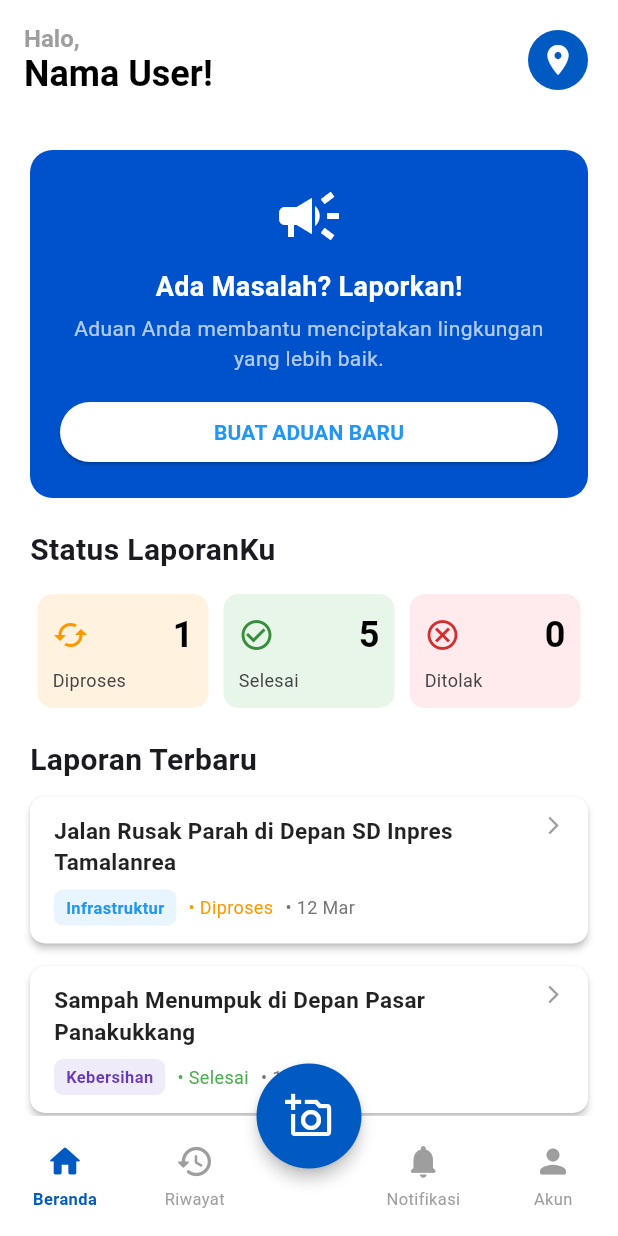
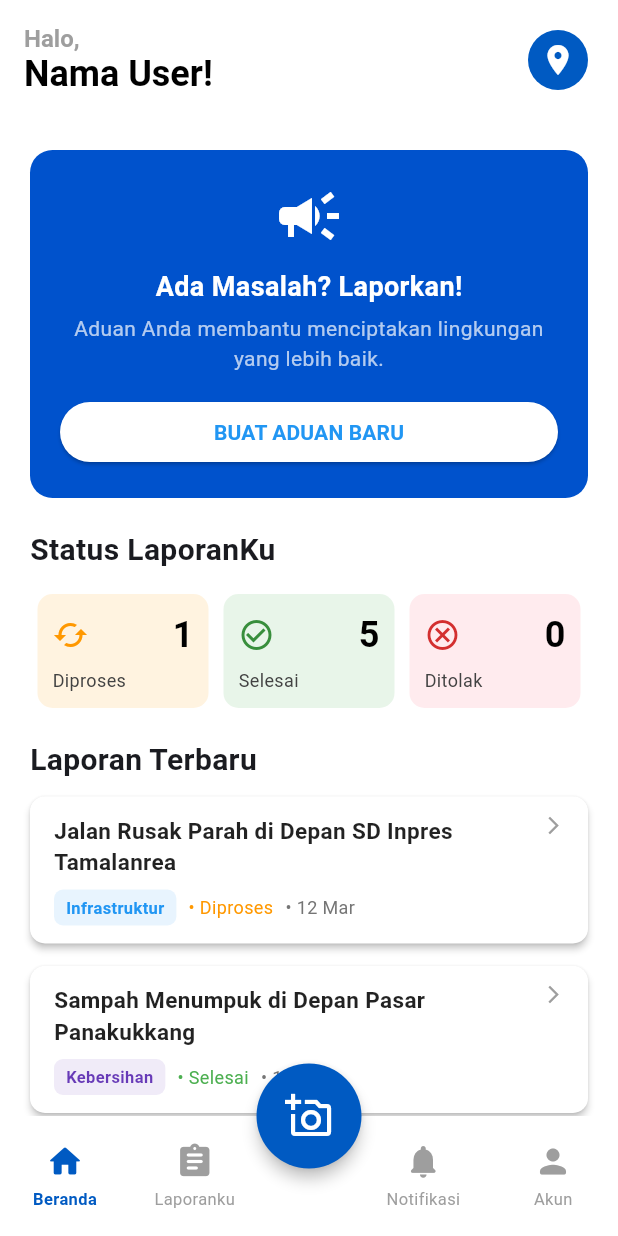
Before and after one commit to SaidaMuthia/LaporKi, a Flutter app: the UserDashboard screen opened by its route, on a phone screen of 412 x 824 dp. Run offline on Flutter 3.47's test engine with Material 3 defaults, Android fonts, the phone set to English and light mode, and no system bars; network calls fail.

```diff
--- a/lib/admin/admin_dashboard.dart
+++ b/lib/admin/admin_dashboard.dart
@@ -37,7 +37,7 @@ class _AdminDashboardState extends State<AdminDashboard> {
         child: Row(
           mainAxisAlignment: MainAxisAlignment.spaceAround, // Bagi rata 4 item
           children: [
-            Expanded(child: _buildNavItem(icon: Icons.dashboard_rounded, label: "Beranda", index: 0)),
+            Expanded(child: _buildNavItem(icon: Icons.home_rounded, label: "Beranda", index: 0)),
             Expanded(child: _buildNavItem(icon: Icons.assignment_rounded, label: "Laporan", index: 1)),
             Expanded(child: _buildNavItem(icon: Icons.notifications_rounded, label: "Notifikasi", index: 2)),
             Expanded(child: _buildNavItem(icon: Icons.person_rounded, label: "Akun", index: 3)),
--- a/lib/admin/fragments.dart
+++ b/lib/admin/fragments.dart
@@ -2,7 +2,6 @@ import 'package:flutter/material.dart';
 import 'package:laporki/admin/laporan_admin_page.dart';
 import 'package:laporki/admin/laporan_model.dart';
 
-// --- HOME ADMIN FRAGMENT (Berbeda dari User) ---
 // --- 2. ADMIN HOME PAGE (KONTEN BERANDA) ---
 
 class AdminHomePage extends StatelessWidget {
--- a/lib/auth/auth_pages.dart
+++ b/lib/auth/auth_pages.dart
@@ -168,7 +168,7 @@ class _LoginPageState extends State<LoginPage> {
                   String passInput = _passwordController.text.trim();
 
                   // LOGIKA SIMPLE BYPASS (Hardcoded)
-                  if (emailInput == 'admin' && passInput == 'admin') {
+                  if (emailInput == 'admin@gmail.com' && passInput == 'admin123') {
                     // Jika login sebagai admin
                     Navigator.pushReplacementNamed(context, '/admin');
                     ScaffoldMessenger.of(context).showSnackBar(
--- a/lib/user/user_dashboard.dart
+++ b/lib/user/user_dashboard.dart
@@ -87,7 +87,7 @@ class _UserDashboardState extends State<UserDashboard> {
           children: [
             // KIRI (Beranda & Riwayat)
             Expanded(child: _buildNavItem(icon: Icons.home_rounded, label: "Beranda", index: 0)),
-            Expanded(child: _buildNavItem(icon: Icons.history_rounded, label: "Riwayat", index: 1)),
+            Expanded(child: _buildNavItem(icon: Icons.assignment_rounded, label: "Laporanku", index: 1)),
 
             // TENGAH (Space Kosong untuk FAB)
             SizedBox(width: buttonWidth * 0.8),
```
